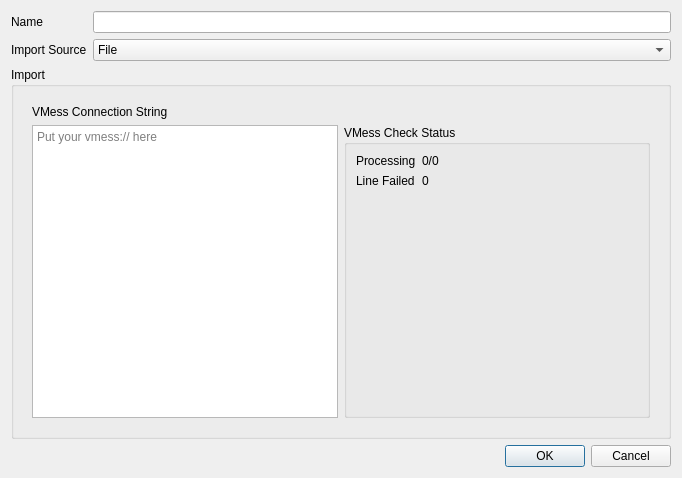
First picture: the form in src/ui/w_ImportConfig.ui, repository darsvador/qvssr, before the edit.
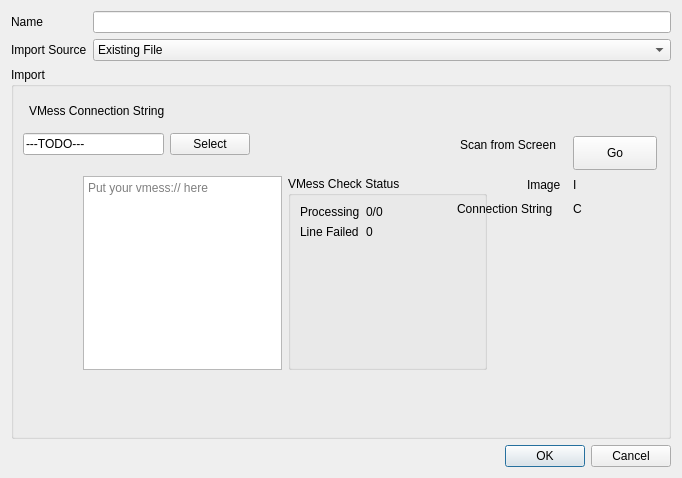
Second picture: the form after the edit. The open tabs and pages were chosen to show the change.

What changed in the file:
```diff
--- a/src/ui/w_ImportConfig.ui
+++ b/src/ui/w_ImportConfig.ui
@@ -55,7 +55,7 @@
        </property>
        <item>
         <property name="text">
-         <string>File</string>
+         <string>Existing File</string>
         </property>
        </item>
        <item>
@@ -146,15 +146,132 @@
          </layout>
         </widget>
         <widget class="QWidget" name="vmessPage">
-         <layout class="QVBoxLayout" name="verticalLayout_2">
-          <item>
            <widget class="QLabel" name="label_3">
+          <property name="geometry">
+           <rect>
+            <x>6</x>
+            <y>6</y>
+            <width>153</width>
+            <height>18</height>
+           </rect>
+          </property>
             <property name="text">
              <string>VMess Connection String</string>
             </property>
            </widget>
+         <widget class="QWidget" name="layoutWidget">
+          <property name="geometry">
+           <rect>
+            <x>0</x>
+            <y>30</y>
+            <width>227</width>
+            <height>36</height>
+           </rect>
+          </property>
+          <layout class="QHBoxLayout" name="horizontalLayout">
+           <item>
+            <widget class="QLineEdit" name="lineEdit">
+             <property name="text">
+              <string>---TODO---</string>
+             </property>
+            </widget>
           </item>
           <item>
+            <widget class="QPushButton" name="pushButton">
+             <property name="text">
+              <string>Select</string>
+             </property>
+            </widget>
+           </item>
+          </layout>
+         </widget>
+         <widget class="QLabel" name="label_12">
+          <property name="geometry">
+           <rect>
+            <x>504</x>
+            <y>80</y>
+            <width>40</width>
+            <height>18</height>
+           </rect>
+          </property>
+          <property name="text">
+           <string>Image</string>
+          </property>
+         </widget>
+         <widget class="QLabel" name="qRContentLabel">
+          <property name="geometry">
+           <rect>
+            <x>550</x>
+            <y>104</y>
+            <width>16</width>
+            <height>18</height>
+           </rect>
+          </property>
+          <property name="text">
+           <string>C</string>
+          </property>
+         </widget>
+         <widget class="QLabel" name="label_13">
+          <property name="geometry">
+           <rect>
+            <x>434</x>
+            <y>104</y>
+            <width>110</width>
+            <height>18</height>
+           </rect>
+          </property>
+          <property name="text">
+           <string>Connection String</string>
+          </property>
+         </widget>
+         <widget class="QPushButton" name="qrFromScreenBtn">
+          <property name="geometry">
+           <rect>
+            <x>550</x>
+            <y>40</y>
+            <width>84</width>
+            <height>34</height>
+           </rect>
+          </property>
+          <property name="text">
+           <string>Go</string>
+          </property>
+         </widget>
+         <widget class="QLabel" name="label_11">
+          <property name="geometry">
+           <rect>
+            <x>437</x>
+            <y>40</y>
+            <width>107</width>
+            <height>18</height>
+           </rect>
+          </property>
+          <property name="text">
+           <string>Scan from Screen</string>
+          </property>
+         </widget>
+         <widget class="QLabel" name="imageLabel">
+          <property name="geometry">
+           <rect>
+            <x>550</x>
+            <y>80</y>
+            <width>16</width>
+            <height>18</height>
+           </rect>
+          </property>
+          <property name="text">
+           <string>I</string>
+          </property>
+         </widget>
+         <widget class="QWidget" name="">
+          <property name="geometry">
+           <rect>
+            <x>60</x>
+            <y>80</y>
+            <width>404</width>
+            <height>194</height>
+           </rect>
+          </property>
            <layout class="QHBoxLayout" name="horizontalLayout_3" stretch="1,1">
             <item>
              <widget class="QTextEdit" name="vmessConnectionStringTxt">
@@ -201,8 +318,7 @@
              </widget>
             </item>
            </layout>
-          </item>
-         </layout>
+         </widget>
         </widget>
         <widget class="QWidget" name="page">
          <layout class="QVBoxLayout" name="verticalLayout">
@@ -236,49 +352,6 @@
           </item>
          </layout>
         </widget>
-        <widget class="QWidget" name="page_2">
-         <layout class="QFormLayout" name="formLayout_3">
-          <item row="0" column="1">
-           <layout class="QHBoxLayout" name="horizontalLayout">
-            <item>
-             <widget class="QLineEdit" name="lineEdit">
-              <property name="text">
-               <string>---TODO---</string>
-              </property>
-             </widget>
-            </item>
-            <item>
-             <widget class="QPushButton" name="pushButton">
-              <property name="text">
-               <string>Select</string>
-              </property>
-             </widget>
-            </item>
-           </layout>
-          </item>
-          <item row="0" column="0">
-           <widget class="QLabel" name="label_5">
-            <property name="text">
-             <string>Select Image File</string>
-            </property>
-           </widget>
-          </item>
-          <item row="1" column="0">
-           <widget class="QLabel" name="label_11">
-            <property name="text">
-             <string>Scan from Screen</string>
-            </property>
-           </widget>
-          </item>
-          <item row="1" column="1">
-           <widget class="QPushButton" name="pushButton_2">
-            <property name="text">
-             <string>Go</string>
-            </property>
-           </widget>
-          </item>
-         </layout>
-        </widget>
        </widget>
       </item>
      </layout>
```
Left out of the diff: 9 changed lines with no effect on the pictures. Lines whose indentation alone changed are shown as unchanged.
